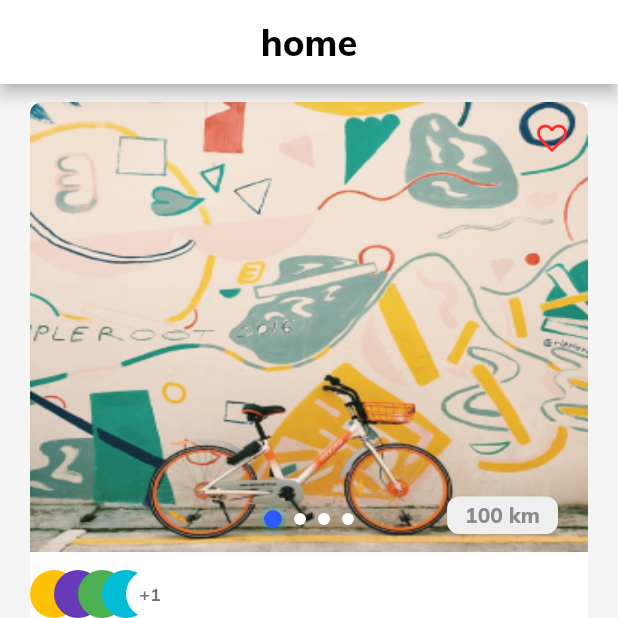
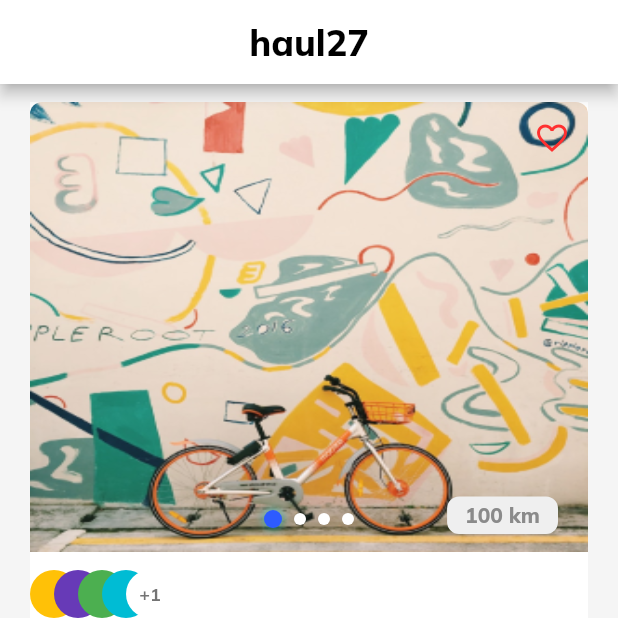
Before and after one commit to g0li/haul27, a Flutter app: the screen it shows after launch, after a tap on "Sign in with Email", on a phone screen of 412 x 824 dp, the top half of it. Run offline on Flutter 3.47's test engine with Material 2 defaults, Android fonts, the phone set to English and light mode, and no system bars; our stand-ins replace flutter_svg, google_fonts, rive.

Commit message:
added nested navigator

```diff
--- /dev/null
+++ b/lib/pages/home_navigator_page.dart
@@ -0,0 +1,69 @@
+import 'package:flutter/material.dart';
+import 'package:haul27/pages/you_page.dart';
+
+import '../constants/app_colors.dart';
+import '../constants/app_textstyles.dart';
+import '../widgets/home/home_bottom_nav.dart';
+import 'home_page.dart';
+
+class HomeNavigatorPage extends StatelessWidget {
+  const HomeNavigatorPage({super.key});
+
+  @override
+  Widget build(BuildContext context) {
+    return Scaffold(
+      appBar: AppBar(
+        backgroundColor: kGreyscaleLightWhite,
+        title: const Text('haul27'),
+        centerTitle: true,
+        titleTextStyle: kSubHeader2,
+      ),
+      backgroundColor: kGreyscaleBGDark,
+      bottomNavigationBar: HaulBottomNavWidget(
+        onTap: (index) {
+          switch (index) {
+            case 0:
+              if (ModalRoute.of(rootNavigatorKey.currentState!.context)!
+                      .settings
+                      .name !=
+                  'home') {
+                Navigator.of(rootNavigatorKey.currentState!.context)
+                    .pushNamed('home');
+              }
+              break;
+            case 2:
+              if (ModalRoute.of(rootNavigatorKey.currentState!.context)!
+                      .settings
+                      .name !=
+                  'you') {
+                Navigator.of(rootNavigatorKey.currentState!.context)
+                    .pushNamed('you');
+              }
+              break;
+            default:
+          }
+        },
+      ),
+      body: Navigator(
+        key: rootNavigatorKey,
+        initialRoute: 'home',
+        onGenerateRoute: ((settings) {
+          late Widget widget;
+          switch (settings.name) {
+            case 'home':
+              widget = const HomePage();
+              break;
+            case 'you':
+              widget = const YouPage();
+              break;
+            default:
+              widget = const SizedBox.shrink();
+          }
+          return MaterialPageRoute(builder: (context) => widget);
+        }),
+      ),
+    );
+  }
+}
+
+final rootNavigatorKey = GlobalKey<NavigatorState>();
--- a/lib/pages/home_page.dart
+++ b/lib/pages/home_page.dart
@@ -1,9 +1,4 @@
 import 'package:flutter/material.dart';
-import 'package:flutter_svg/svg.dart';
-import 'package:haul27/constants/app_colors.dart';
-
-import '../constants/app_textstyles.dart';
-import '../widgets/home/home_bottom_nav.dart';
 import '../widgets/home/ride_list_item_widget.dart';
 
 class HomePage extends StatelessWidget {
@@ -11,19 +6,9 @@ class HomePage extends StatelessWidget {
 
   @override
   Widget build(BuildContext context) {
-    return Scaffold(
-        appBar: AppBar(
-          backgroundColor: kGreyscaleLightWhite,
-          title: const Text('home'),
-          centerTitle: true,
-          titleTextStyle: kSubHeader2,
-        ),
-        backgroundColor: kGreyscaleBGDark,
-        bottomNavigationBar: HaulBottomNavWidget(
-          onTap: (index) {},
-        ),
-        body: ListView.builder(
-          itemBuilder: (context, index) => const RidesListItemWidget(),
-        ));
+    return SafeArea(
+        child: ListView.builder(
+      itemBuilder: (context, index) => const RidesListItemWidget(),
+    ));
   }
 }
--- a/lib/pages/login_page.dart
+++ b/lib/pages/login_page.dart
@@ -4,7 +4,7 @@ import 'package:rive/rive.dart';
 
 import '../widgets/haul_button.dart';
 import '../widgets/haul_text_button.dart';
-import 'home_page.dart';
+import 'home_navigator_page.dart';
 
 class LoginPage extends StatelessWidget {
   const LoginPage({super.key});
@@ -48,8 +48,8 @@ class LoginPage extends StatelessWidget {
             width: double.maxFinite,
             child: HaulButton(
               child: const Text('Sign in with Email'),
-              onPressed: () => Navigator.push(
-                  context, MaterialPageRoute(builder: (_) => const HomePage())),
+              onPressed: () => Navigator.push(context,
+                  MaterialPageRoute(builder: (_) => const HomeNavigatorPage())),
             ),
           ),
         ],
--- a/lib/widgets/home/ride_list_item_widget.dart
+++ b/lib/widgets/home/ride_list_item_widget.dart
@@ -3,13 +3,19 @@ import 'package:haul27/constants/app_colors.dart';
 import 'package:haul27/widgets/haul_button.dart';
 
 import '../../constants/app_textstyles.dart';
+import '../../pages/ride_details_page.dart';
 
 class RidesListItemWidget extends StatelessWidget {
   const RidesListItemWidget({super.key});
 
   @override
   Widget build(BuildContext context) {
-    return Container(
+    return GestureDetector(
+      onTap: () {
+        Navigator.push(context,
+            MaterialPageRoute(builder: (context) => const RideDetailsPage()));
+      },
+      child: Container(
         margin: const EdgeInsets.symmetric(horizontal: 20, vertical: 12),
         decoration: const BoxDecoration(
             color: kGreyscaleLightWhite,
@@ -45,6 +51,7 @@ class RidesListItemWidget extends StatelessWidget {
             ),
             const SizedBox(height: 12),
           ],
+        ),
       ),
     );
   }
```
Also changed, not shown: lib/pages/ride_details_page.dart (added, +10 -0 lines), lib/pages/you_page.dart (added, +12 -0 lines). Lines whose indentation alone changed are shown as unchanged.
